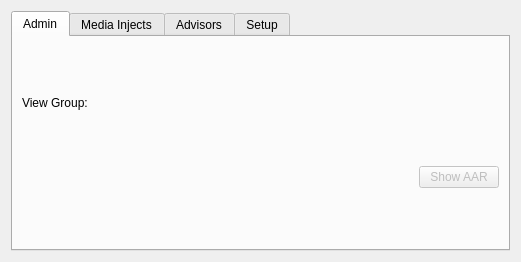
Before: the Qt Designer form ui/EditScenarioForm.ui in dmzdev/stance, drawn with Qt 5.
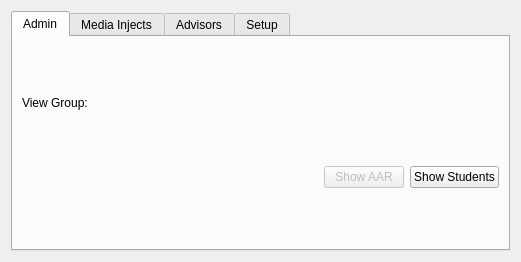
After: the same form once the commit is applied.

Commit message: - Renamed some files, made messages

What changed in the file:
```diff
--- a/ui/EditScenarioForm.ui
+++ b/ui/EditScenarioForm.ui
@@ -72,6 +72,13 @@
            </property>
           </widget>
          </item>
+         <item>
+          <widget class="QPushButton" name="showStudentsButton">
+           <property name="text">
+            <string>Show Students</string>
+           </property>
+          </widget>
+         </item>
         </layout>
        </item>
       </layout>
```
The commit also changes 2 other files.
